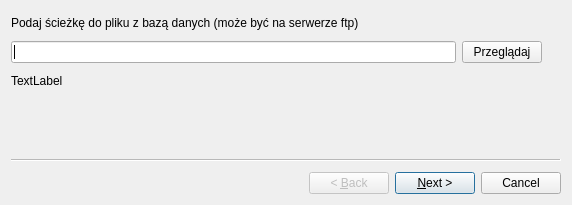
Before: the Qt Designer form ustawieniawstepne.ui in twardakm/zarzadzanie_projektami, drawn with Qt 5.
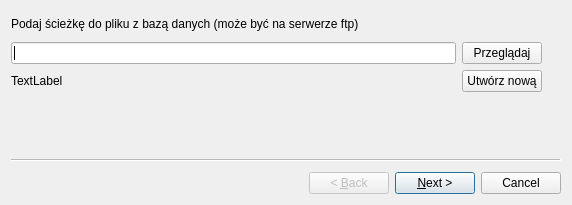
After: the same form once the commit is applied.

Commit message: poprawki przed wysypywaniem się

```diff
--- a/ustawieniawstepne.ui
+++ b/ustawieniawstepne.ui
@@ -51,6 +51,13 @@
        </property>
       </widget>
      </item>
+     <item row="2" column="1">
+      <widget class="QPushButton" name="utworz">
+       <property name="text">
+        <string>Utwórz nową</string>
+       </property>
+      </widget>
+     </item>
     </layout>
    </widget>
   </widget>
```
The commit also changes 2 other files.
